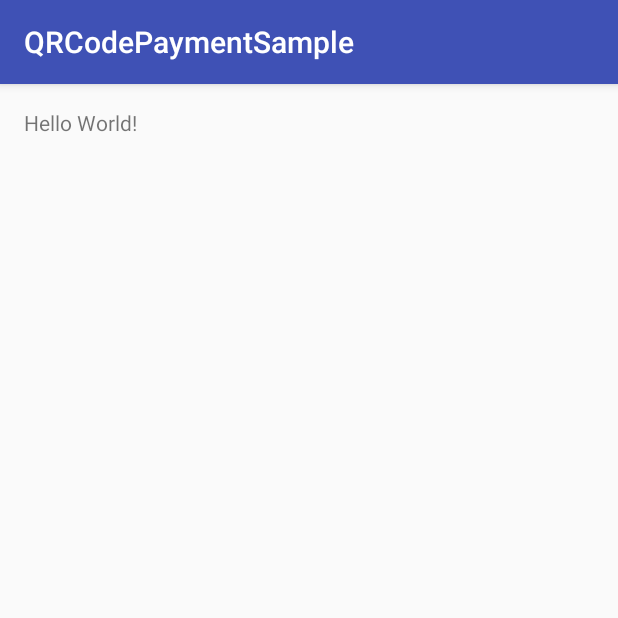
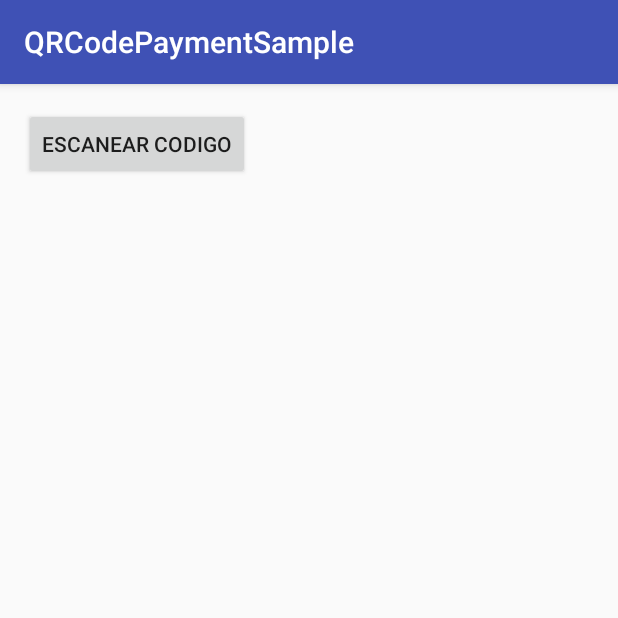
Before and after one commit to brenorage/qrCodePayment, an Android app: the screen it shows after launch (HomeActivity), on a phone screen of 412 x 824 dp, the top half of it. Run offline under Robolectric (Android 15) with nearby library versions, the phone set to English and light mode, and no system bars.

Commit message:
Implementando barcode scanner e exibindo string na outra tela

```diff
--- a/app/build.gradle
+++ b/app/build.gradle
@@ -23,4 +23,5 @@ dependencies {
     compile fileTree(dir: 'libs', include: ['*.jar'])
     testCompile 'junit:junit:4.12'
     compile 'com.android.support:appcompat-v7:23.1.0'
+    compile 'com.google.zxing:core:2.2'
 }
--- a/app/src/main/AndroidManifest.xml
+++ b/app/src/main/AndroidManifest.xml
@@ -15,6 +15,8 @@
                 <category android:name="android.intent.category.LAUNCHER" />
             </intent-filter>
         </activity>
+        <activity android:name=".ResultActivity" >
+        </activity>
     </application>
 
 </manifest>
--- a/app/src/main/res/layout/activity_home.xml
+++ b/app/src/main/res/layout/activity_home.xml
@@ -6,6 +6,9 @@
     android:paddingTop="@dimen/activity_vertical_margin"
     android:paddingBottom="@dimen/activity_vertical_margin" tools:context=".HomeActivity">
 
-    <TextView android:text="Hello World!" android:layout_width="wrap_content"
-        android:layout_height="wrap_content" />
+    <Button
+        android:layout_width="wrap_content"
+        android:layout_height="wrap_content"
+        android:text="@string/buttonScan"
+        android:id="@+id/buttonScan"/>
 </RelativeLayout>
--- a/app/src/main/res/values/strings.xml
+++ b/app/src/main/res/values/strings.xml
@@ -1,3 +1,4 @@
 <resources>
     <string name="app_name">QRCodePaymentSample</string>
+    <string name="buttonScan">Escanear codigo</string>
 </resources>
```
Also changed, not shown: app/src/main/java/app/brenorage/com/qrcodepaymentsample/HomeActivity.java (+94 -0 lines), 1 other file.
